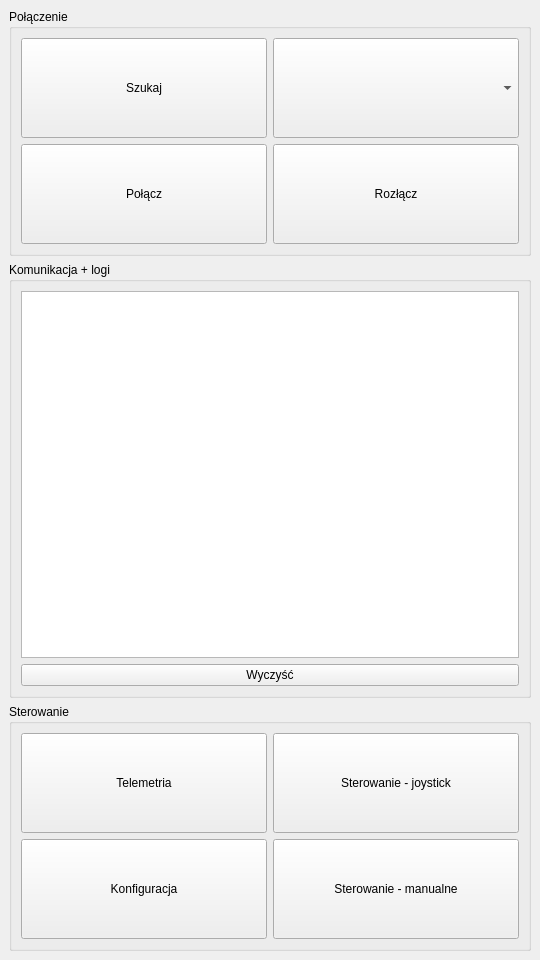
This is mainwindow.ui in superjulek/Robot_controller as Qt 5 draws it before an edit. The edited form follows.
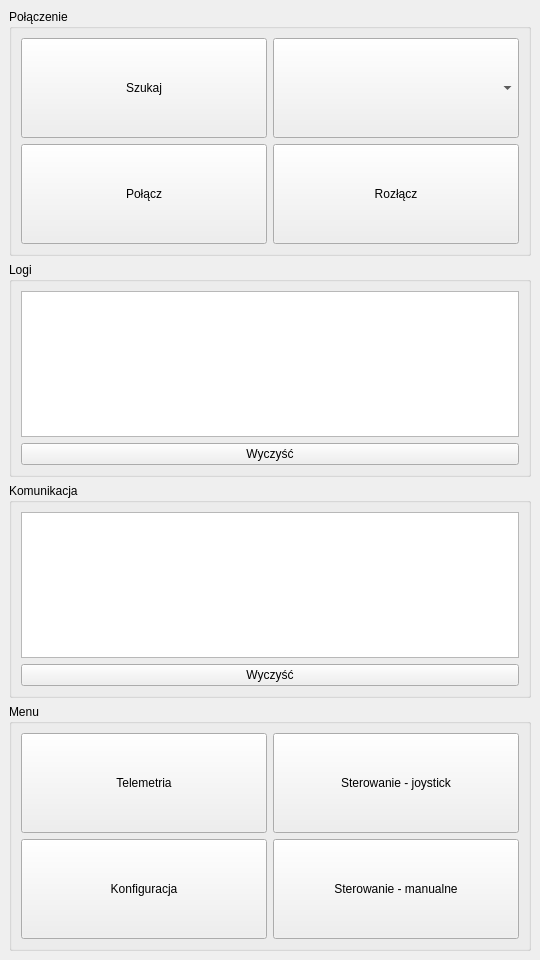
This is the edited form.

Commit message: Improve config communication

The edit to the form file:
```diff
--- a/mainwindow.ui
+++ b/mainwindow.ui
@@ -14,9 +14,7 @@
    <string>MainWindow</string>
   </property>
   <widget class="QWidget" name="centralwidget">
-   <layout class="QGridLayout" name="gridLayout">
-    <item row="0" column="0">
-     <layout class="QVBoxLayout" name="verticalLayout">
+   <layout class="QVBoxLayout" name="verticalLayout_5">
       <item>
        <widget class="QGroupBox" name="groupBox">
         <property name="sizePolicy">
@@ -91,20 +89,23 @@
         </layout>
        </widget>
       </item>
-     </layout>
-    </item>
-    <item row="1" column="0">
-     <layout class="QVBoxLayout" name="verticalLayout_2">
       <item>
        <widget class="QGroupBox" name="groupBox_2">
         <property name="title">
-         <string>Komunikacja + logi</string>
+       <string>Logi</string>
         </property>
         <layout class="QGridLayout" name="gridLayout_4">
          <item row="0" column="0">
           <layout class="QVBoxLayout" name="verticalLayout_4">
            <item>
-            <widget class="QTextEdit" name="textEditLogs"/>
+          <widget class="QTextEdit" name="textEditLogs">
+           <property name="readOnly">
+            <bool>true</bool>
+           </property>
+           <property name="textInteractionFlags">
+            <set>Qt::NoTextInteraction</set>
+           </property>
+          </widget>
            </item>
            <item>
             <widget class="QPushButton" name="pushButtonClear">
@@ -118,14 +119,36 @@
         </layout>
        </widget>
       </item>
-     </layout>
+    <item>
+     <widget class="QGroupBox" name="groupBox_4">
+      <property name="title">
+       <string>Komunikacja</string>
+      </property>
+      <layout class="QGridLayout" name="gridLayout">
+       <item row="0" column="0">
+        <widget class="QTextEdit" name="textEditCommunication">
+         <property name="readOnly">
+          <bool>true</bool>
+         </property>
+         <property name="textInteractionFlags">
+          <set>Qt::NoTextInteraction</set>
+         </property>
+        </widget>
+       </item>
+       <item row="1" column="0">
+        <widget class="QPushButton" name="pushButtonClearCommunication">
+         <property name="text">
+          <string>Wyczyść</string>
+         </property>
+        </widget>
+       </item>
+      </layout>
+     </widget>
     </item>
-    <item row="2" column="0">
-     <layout class="QVBoxLayout" name="verticalLayout_3">
       <item>
        <widget class="QGroupBox" name="groupBox_3">
         <property name="title">
-         <string>Sterowanie</string>
+       <string>Menu</string>
         </property>
         <layout class="QGridLayout" name="gridLayout_5">
          <item row="0" column="0">
@@ -186,8 +209,6 @@
          </item>
         </layout>
        </widget>
-      </item>
-     </layout>
     </item>
    </layout>
   </widget>
```
Lines whose indentation alone changed are shown as unchanged. The commit also changes 10 other files.
